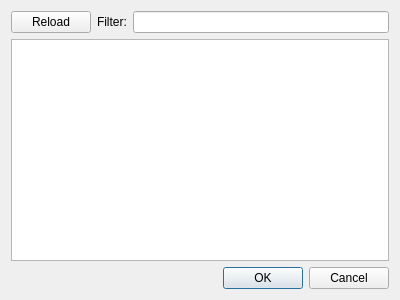
psakar/datovka, file src/document_service/ui/dlg_document_service_upload.ui: the form before one commit.
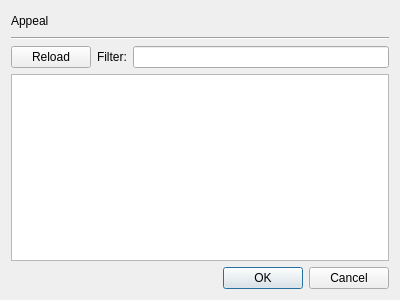
The form after the commit. Custom widgets are drawn as their Qt base class.

Commit message: Processing upload file response and storing obtained data.

What changed in the file:
```diff
--- a/src/document_service/ui/dlg_document_service_upload.ui
+++ b/src/document_service/ui/dlg_document_service_upload.ui
@@ -14,6 +14,37 @@
    <string>Dialog</string>
   </property>
   <layout class="QVBoxLayout" name="verticalLayout">
+   <item>
+    <layout class="QHBoxLayout" name="horizontalLayout_2">
+     <item>
+      <widget class="QLabel" name="appealLabel">
+       <property name="text">
+        <string>Appeal</string>
+       </property>
+      </widget>
+     </item>
+     <item>
+      <spacer name="horizontalSpacer">
+       <property name="orientation">
+        <enum>Qt::Horizontal</enum>
+       </property>
+       <property name="sizeHint" stdset="0">
+        <size>
+         <width>40</width>
+         <height>20</height>
+        </size>
+       </property>
+      </spacer>
+     </item>
+    </layout>
+   </item>
+   <item>
+    <widget class="Line" name="line">
+     <property name="orientation">
+      <enum>Qt::Horizontal</enum>
+     </property>
+    </widget>
+   </item>
    <item>
     <layout class="QHBoxLayout" name="horizontalLayout">
      <item>
```
The commit also changes 5 other files.
